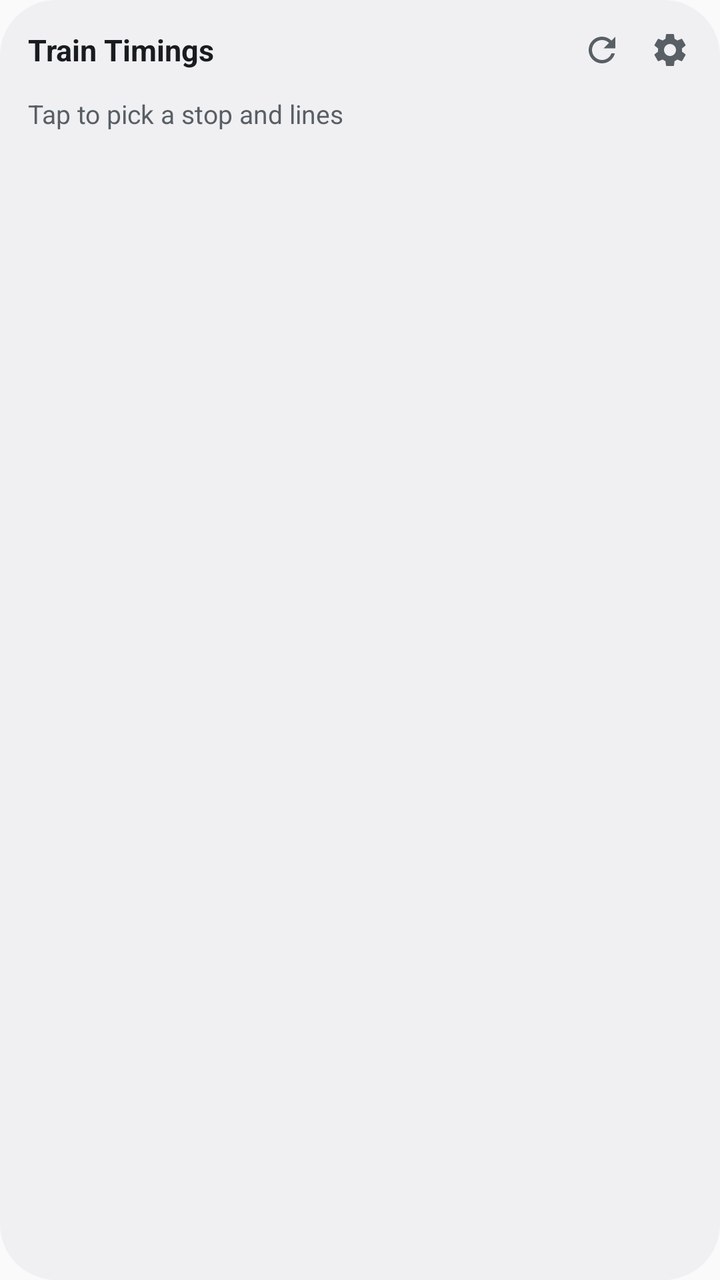
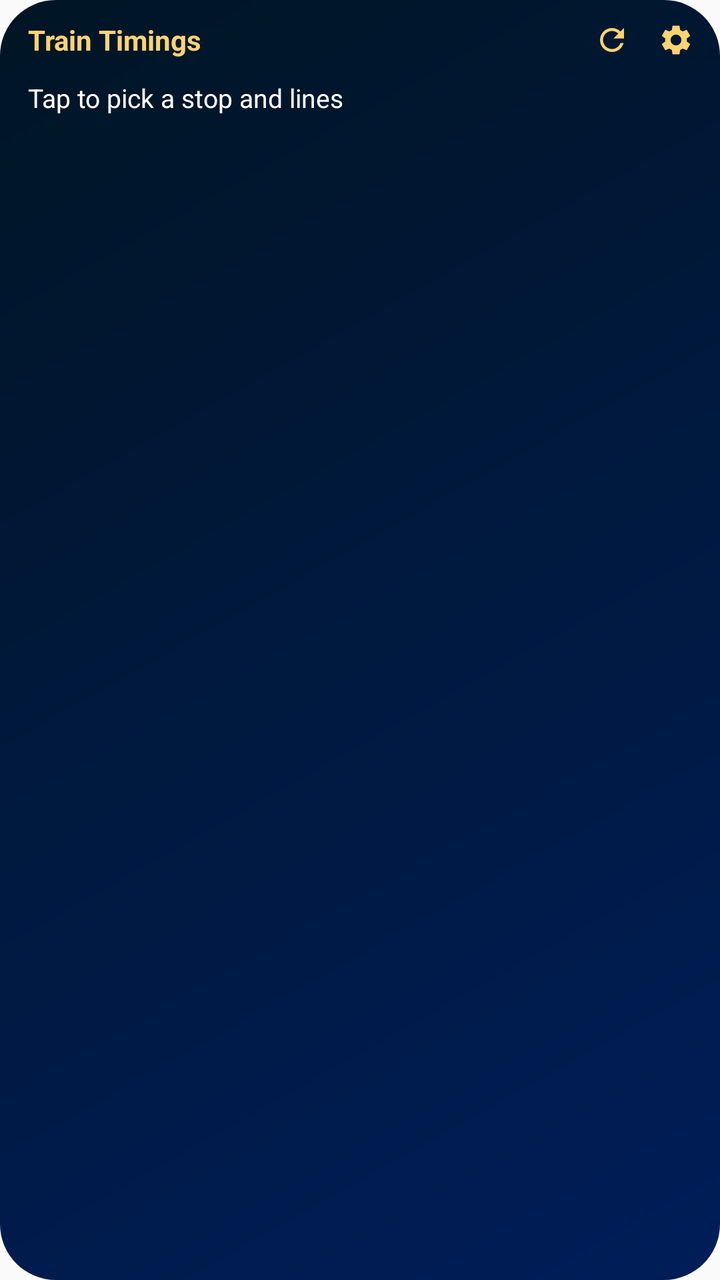

The first picture is an Android layout as it rendered before a commit; the second is the same layout after the commit. The layout source and the unified diff follow.
<!-- AndroidManifest.xml: application theme AppTheme -->
<!-- res/layout/widget_train.xml -->
<?xml version="1.0" encoding="utf-8"?>
<LinearLayout xmlns:android="http://schemas.android.com/apk/res/android"
    android:id="@+id/widget_root"
    android:layout_width="match_parent"
    android:layout_height="match_parent"
    android:background="@drawable/widget_bg"
    android:orientation="vertical"
    android:paddingStart="14dp"
    android:paddingTop="8dp"
    android:paddingEnd="8dp"
    android:paddingBottom="10dp">

    <LinearLayout
        android:layout_width="match_parent"
        android:layout_height="wrap_content"
        android:gravity="center_vertical"
        android:orientation="horizontal">

        <TextView
            android:id="@+id/stop_name"
            android:layout_width="0dp"
            android:layout_height="wrap_content"
            android:layout_weight="1"
            android:ellipsize="end"
            android:singleLine="true"
            android:text="@string/app_name"
            android:textColor="@color/widget_text"
            android:textSize="15sp"
            android:textStyle="bold" />

        <ImageView
            android:id="@+id/btn_refresh"
            android:layout_width="34dp"
            android:layout_height="34dp"
            android:contentDescription="@string/refresh"
            android:padding="7dp"
            android:src="@drawable/ic_refresh" />

        <ImageView
            android:id="@+id/btn_settings"
            android:layout_width="34dp"
            android:layout_height="34dp"
            android:contentDescription="@string/settings"
            android:padding="7dp"
            android:src="@drawable/ic_settings" />
    </LinearLayout>

    <TextView
        android:id="@+id/empty_text"
        android:layout_width="match_parent"
        android:layout_height="wrap_content"
        android:layout_marginTop="6dp"
        android:layout_marginEnd="6dp"
        android:text="@string/widget_setup"
        android:textColor="@color/widget_text_secondary"
        android:textSize="13sp" />

    <LinearLayout
        android:id="@+id/rows"
        android:layout_width="match_parent"
        android:layout_height="0dp"
        android:layout_marginTop="2dp"
        android:layout_marginEnd="6dp"
        android:layout_weight="1"
        android:orientation="vertical" />

    <TextView
        android:id="@+id/footer"
        android:layout_width="match_parent"
        android:layout_height="wrap_content"
        android:layout_marginEnd="6dp"
        android:gravity="end"
        android:singleLine="true"
        android:textColor="@color/widget_text_secondary"
        android:textSize="11sp" />
</LinearLayout>
<!-- resources referenced by this layout -->
<resources>
  <color name="widget_text">#1A1C1E</color>
  <color name="widget_text_secondary">#5E6570</color>
  <!-- drawable ic_refresh (drawable) -->
  <vector xmlns:android="http://schemas.android.com/apk/res/android"
      android:width="24dp" android:height="24dp" android:viewportWidth="24" android:viewportHeight="24">
      <path android:fillColor="@color/widget_text_secondary"
          android:pathData="M17.65,6.35C16.2,4.9 14.21,4 12,4c-4.42,0 -7.99,3.58 -7.99,8s3.57,8 7.99,8c3.73,0 6.84,-2.55 7.73,-6h-2.08c-0.82,2.33 -3.04,4 -5.65,4 -3.31,0 -6,-2.69 -6,-6s2.69,-6 6,-6c1.66,0 3.14,0.69 4.22,1.78L13,11h7V4l-2.35,2.35z" />
  </vector>
  <!-- drawable ic_settings (drawable) -->
  <vector xmlns:android="http://schemas.android.com/apk/res/android"
      android:width="24dp" android:height="24dp" android:viewportWidth="24" android:viewportHeight="24">
      <path android:fillColor="@color/widget_text_secondary"
          android:pathData="M19.14,12.94c0.04,-0.3 0.06,-0.61 0.06,-0.94c0,-0.32 -0.02,-0.64 -0.07,-0.94l2.03,-1.58c0.18,-0.14 0.23,-0.41 0.12,-0.61l-1.92,-3.32c-0.12,-0.22 -0.37,-0.29 -0.59,-0.22l-2.39,0.96c-0.5,-0.38 -1.03,-0.7 -1.62,-0.94L14.4,2.81c-0.04,-0.24 -0.24,-0.41 -0.48,-0.41h-3.84c-0.24,0 -0.43,0.17 -0.47,0.41L9.25,5.35C8.66,5.59 8.12,5.92 7.63,6.29L5.24,5.33c-0.22,-0.08 -0.47,0 -0.59,0.22L2.74,8.87C2.62,9.08 2.66,9.34 2.86,9.48l2.03,1.58C4.84,11.36 4.8,11.69 4.8,12s0.02,0.64 0.07,0.94l-2.03,1.58c-0.18,0.14 -0.23,0.41 -0.12,0.61l1.92,3.32c0.12,0.22 0.37,0.29 0.59,0.22l2.39,-0.96c0.5,0.38 1.03,0.7 1.62,0.94l0.36,2.54c0.05,0.24 0.24,0.41 0.48,0.41h3.84c0.24,0 0.44,-0.17 0.47,-0.41l0.36,-2.54c0.59,-0.24 1.13,-0.56 1.62,-0.94l2.39,0.96c0.22,0.08 0.47,0 0.59,-0.22l1.92,-3.32c0.12,-0.22 0.07,-0.47 -0.12,-0.61L19.14,12.94zM12,15.6c-1.98,0 -3.6,-1.62 -3.6,-3.6s1.62,-3.6 3.6,-3.6s3.6,1.62 3.6,3.6S13.98,15.6 12,15.6z" />
  </vector>
  <!-- drawable widget_bg (drawable) -->
  <?xml version="1.0" encoding="utf-8"?>
  <shape xmlns:android="http://schemas.android.com/apk/res/android" android:shape="rectangle">
      <solid android:color="@color/widget_bg" />
      <corners android:radius="@dimen/widget_radius" />
  </shape>
  <string name="app_name">Train Timings</string>
  <string name="refresh">Refresh</string>
  <string name="settings">Change stop or lines</string>
  <string name="widget_setup">Tap to pick a stop and lines</string>
  <style name="AppTheme" parent="android:Theme.Material.Light.DarkActionBar" />
  <color name="widget_bg">#F7F8FA</color>
  <dimen name="widget_radius">20dp</dimen>
</resources>

<!-- the commit's change to res/layout/widget_train.xml (unified diff, before → after) -->
@@ -5,16 +5,17 @@
     android:layout_height="match_parent"
     android:background="@drawable/widget_bg"
     android:orientation="vertical"
-    android:paddingStart="14dp"
-    android:paddingTop="8dp"
-    android:paddingEnd="8dp"
-    android:paddingBottom="10dp">
+    android:paddingStart="10dp"
+    android:paddingTop="4dp"
+    android:paddingEnd="6dp"
+    android:paddingBottom="8dp">
 
     <LinearLayout
         android:layout_width="match_parent"
         android:layout_height="wrap_content"
         android:gravity="center_vertical"
-        android:orientation="horizontal">
+        android:orientation="horizontal"
+        android:paddingStart="4dp">
 
         <TextView
             android:id="@+id/stop_name"
@@ -24,22 +25,22 @@
             android:ellipsize="end"
             android:singleLine="true"
             android:text="@string/app_name"
-            android:textColor="@color/widget_text"
-            android:textSize="15sp"
+            android:textColor="@color/jasmine"
+            android:textSize="14sp"
             android:textStyle="bold" />
 
         <ImageView
             android:id="@+id/btn_refresh"
-            android:layout_width="34dp"
-            android:layout_height="34dp"
+            android:layout_width="32dp"
+            android:layout_height="32dp"
             android:contentDescription="@string/refresh"
             android:padding="7dp"
             android:src="@drawable/ic_refresh" />
 
         <ImageView
             android:id="@+id/btn_settings"
-            android:layout_width="34dp"
-            android:layout_height="34dp"
+            android:layout_width="32dp"
+            android:layout_height="32dp"
             android:contentDescription="@string/settings"
             android:padding="7dp"
             android:src="@drawable/ic_settings" />
@@ -49,18 +50,17 @@
         android:id="@+id/empty_text"
         android:layout_width="match_parent"
         android:layout_height="wrap_content"
-        android:layout_marginTop="6dp"
-        android:layout_marginEnd="6dp"
+        android:layout_marginStart="4dp"
+        android:layout_marginTop="4dp"
         android:text="@string/widget_setup"
-        android:textColor="@color/widget_text_secondary"
+        android:textColor="@color/widget_text"
         android:textSize="13sp" />
 
     <LinearLayout
         android:id="@+id/rows"
         android:layout_width="match_parent"
         android:layout_height="0dp"
-        android:layout_marginTop="2dp"
-        android:layout_marginEnd="6dp"
+        android:layout_marginEnd="4dp"
         android:layout_weight="1"
         android:orientation="vertical" />
 
@@ -72,5 +72,5 @@
         android:gravity="end"
         android:singleLine="true"
         android:textColor="@color/widget_text_secondary"
-        android:textSize="11sp" />
+        android:textSize="10sp" />
 </LinearLayout>
<!-- resource entries referenced after the edit -->
@@ -1,23 +1,27 @@
 <!-- resources referenced by this layout -->
 <resources>
-  <color name="widget_text">#1A1C1E</color>
-  <color name="widget_text_secondary">#5E6570</color>
+  <color name="jasmine">#FFD373</color>
+  <color name="widget_text">#FFFFFF</color>
+  <color name="widget_text_secondary">#9FB4DA</color>
   <!-- drawable ic_refresh (drawable) -->
   <vector xmlns:android="http://schemas.android.com/apk/res/android"
       android:width="24dp" android:height="24dp" android:viewportWidth="24" android:viewportHeight="24">
-      <path android:fillColor="@color/widget_text_secondary"
+      <path android:fillColor="@color/jasmine"
           android:pathData="M17.65,6.35C16.2,4.9 14.21,4 12,4c-4.42,0 -7.99,3.58 -7.99,8s3.57,8 7.99,8c3.73,0 6.84,-2.55 7.73,-6h-2.08c-0.82,2.33 -3.04,4 -5.65,4 -3.31,0 -6,-2.69 -6,-6s2.69,-6 6,-6c1.66,0 3.14,0.69 4.22,1.78L13,11h7V4l-2.35,2.35z" />
   </vector>
   <!-- drawable ic_settings (drawable) -->
   <vector xmlns:android="http://schemas.android.com/apk/res/android"
       android:width="24dp" android:height="24dp" android:viewportWidth="24" android:viewportHeight="24">
-      <path android:fillColor="@color/widget_text_secondary"
+      <path android:fillColor="@color/jasmine"
           android:pathData="M19.14,12.94c0.04,-0.3 0.06,-0.61 0.06,-0.94c0,-0.32 -0.02,-0.64 -0.07,-0.94l2.03,-1.58c0.18,-0.14 0.23,-0.41 0.12,-0.61l-1.92,-3.32c-0.12,-0.22 -0.37,-0.29 -0.59,-0.22l-2.39,0.96c-0.5,-0.38 -1.03,-0.7 -1.62,-0.94L14.4,2.81c-0.04,-0.24 -0.24,-0.41 -0.48,-0.41h-3.84c-0.24,0 -0.43,0.17 -0.47,0.41L9.25,5.35C8.66,5.59 8.12,5.92 7.63,6.29L5.24,5.33c-0.22,-0.08 -0.47,0 -0.59,0.22L2.74,8.87C2.62,9.08 2.66,9.34 2.86,9.48l2.03,1.58C4.84,11.36 4.8,11.69 4.8,12s0.02,0.64 0.07,0.94l-2.03,1.58c-0.18,0.14 -0.23,0.41 -0.12,0.61l1.92,3.32c0.12,0.22 0.37,0.29 0.59,0.22l2.39,-0.96c0.5,0.38 1.03,0.7 1.62,0.94l0.36,2.54c0.05,0.24 0.24,0.41 0.48,0.41h3.84c0.24,0 0.44,-0.17 0.47,-0.41l0.36,-2.54c0.59,-0.24 1.13,-0.56 1.62,-0.94l2.39,0.96c0.22,0.08 0.47,0 0.59,-0.22l1.92,-3.32c0.12,-0.22 0.07,-0.47 -0.12,-0.61L19.14,12.94zM12,15.6c-1.98,0 -3.6,-1.62 -3.6,-3.6s1.62,-3.6 3.6,-3.6s3.6,1.62 3.6,3.6S13.98,15.6 12,15.6z" />
   </vector>
   <!-- drawable widget_bg (drawable) -->
   <?xml version="1.0" encoding="utf-8"?>
   <shape xmlns:android="http://schemas.android.com/apk/res/android" android:shape="rectangle">
-      <solid android:color="@color/widget_bg" />
+      <gradient
+          android:angle="315"
+          android:endColor="@color/deep_navy"
+          android:startColor="@color/ink_black" />
       <corners android:radius="@dimen/widget_radius" />
   </shape>
   <string name="app_name">Train Timings</string>
@@ -25,7 +29,8 @@
   <string name="settings">Change stop or lines</string>
   <string name="widget_setup">Tap to pick a stop and lines</string>
   <style name="AppTheme" parent="android:Theme.Material.Light.DarkActionBar" />
-  <color name="widget_bg">#F7F8FA</color>
+  <color name="deep_navy">#001D59</color>
+  <color name="ink_black">#001524</color>
   <dimen name="widget_radius">20dp</dimen>
 </resources>
 
